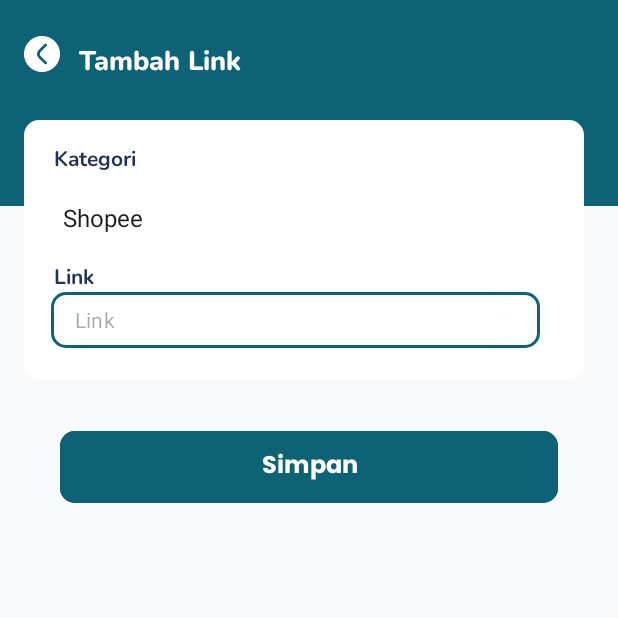
After one commit to GetHubBangkit/gethub-app, an Android app: the HomeKelolaMyGethubTambahLinkActivity screen opened directly, with no data from a screen before it, on a phone screen of 412 x 824 dp, the top half of it. The commit adds this screen. Run offline under Robolectric (Android 15) with nearby library versions, the phone set to English and light mode, and no system bars.

Commit message:
feat: HomeKelolaMyGethubTambahLinkActivity done

```diff
--- a/app/src/main/java/com/entre/gethub/ui/adapter/HomeGethubLinkAdapter.kt
+++ b/app/src/main/java/com/entre/gethub/ui/adapter/HomeGethubLinkAdapter.kt
@@ -4,11 +4,11 @@ import android.view.LayoutInflater
 import android.view.ViewGroup
 import androidx.recyclerview.widget.RecyclerView
 import com.entre.gethub.databinding.ItemHomeKelolamygethubLinkBinding
-import com.entre.gethub.ui.models.GetHubLink
+import com.entre.gethub.ui.models.GethubLink
 
 class HomeGethubLinkAdapter(
-    private var gethubLinks: List<GetHubLink>,
-    private val itemClickListener: (GetHubLink, Int) -> Unit,
+    private var gethubLinks: List<GethubLink>,
+    private val itemClickListener: (GethubLink, Int) -> Unit,
     private val deleteClickListener: (String) -> Unit
 ) : RecyclerView.Adapter<HomeGethubLinkAdapter.ViewHolder>() {
 
@@ -24,18 +24,18 @@ class HomeGethubLinkAdapter(
 
     override fun getItemCount(): Int = gethubLinks.size
 
-    fun updateGethubLinks(newLinks: List<GetHubLink>) {
+    fun updateGethubLinks(newLinks: List<GethubLink>) {
         gethubLinks = newLinks
         notifyDataSetChanged()
     }
 
     class ViewHolder(
         private val binding: ItemHomeKelolamygethubLinkBinding,
-        private val itemClickListener: (GetHubLink, Int) -> Unit,
+        private val itemClickListener: (GethubLink, Int) -> Unit,
         private val deleteClickListener: (String) -> Unit
     ) : RecyclerView.ViewHolder(binding.root) {
 
-        fun bindItem(gethublink: GetHubLink) {
+        fun bindItem(gethublink: GethubLink) {
             binding.image.setImageResource(gethublink.image)
 
             // Set up click listener for the link
--- a/app/src/main/java/com/entre/gethub/ui/home/HomeFragment.kt
+++ b/app/src/main/java/com/entre/gethub/ui/home/HomeFragment.kt
@@ -19,7 +19,7 @@ import com.entre.gethub.ui.adapter.HomeInformationHubAdapter
 import com.entre.gethub.utils.ViewModelFactory
 import com.entre.gethub.data.Result
 import com.entre.gethub.ui.home.caritalent.HomeCariTalentActivity
-import com.entre.gethub.ui.home.mygethub.HomeKelolaMyGetHubActivity
+import com.entre.gethub.ui.home.mygethub.HomeKelolaMyGethubActivity
 
 class HomeFragment : Fragment() {
 
@@ -57,7 +57,7 @@ class HomeFragment : Fragment() {
             startActivity(Intent(requireContext(), HomeCariTalentActivity::class.java))
         }
         binding.ivKelolaMyGethub.setOnClickListener {
-            startActivity(Intent(requireContext(), HomeKelolaMyGetHubActivity::class.java))
+            startActivity(Intent(requireContext(), HomeKelolaMyGethubActivity::class.java))
         }
         binding.ivCariProjectBid.setOnClickListener {
             startActivity(Intent(requireContext(), HomeCariProjectBidsActivity::class.java))
--- a/app/src/main/java/com/entre/gethub/ui/home/mygethub/HomeKelolaMyGetHubActivity.kt
+++ b/app/src/main/java/com/entre/gethub/ui/home/mygethub/HomeKelolaMyGethubActivity.kt
@@ -16,14 +16,15 @@ import com.entre.gethub.data.remote.response.products.Product
 import com.entre.gethub.databinding.ActivityHomeKelolaMyGetHubBinding
 import com.entre.gethub.ui.adapter.HomeGethubLinkAdapter
 import com.entre.gethub.ui.adapter.HomeProdukJasaAdapter
-import com.entre.gethub.ui.models.GetHubLink
+import com.entre.gethub.ui.home.mygethub.link.HomeKelolaMyGethubTambahLinkActivity
+import com.entre.gethub.ui.models.GethubLink
 import com.entre.gethub.utils.ViewModelFactory
 
-class HomeKelolaMyGetHubActivity : AppCompatActivity() {
+class HomeKelolaMyGethubActivity : AppCompatActivity() {
 
     private val binding by lazy { ActivityHomeKelolaMyGetHubBinding.inflate(layoutInflater) }
 
-    private lateinit var homeKelolaMyGetHubViewModel: HomeKelolaMyGetHubViewModel
+    private lateinit var homeKelolaMyGetHubViewModel: HomeKelolaMyGethubViewModel
 
     override fun onCreate(savedInstanceState: Bundle?) {
         super.onCreate(savedInstanceState)
@@ -41,7 +42,7 @@ class HomeKelolaMyGetHubActivity : AppCompatActivity() {
         }
 
         binding.gantithema.setOnClickListener {
-            startActivity(Intent(this, HomeKelolaMyGetHubGantiDesignActivity::class.java))
+            startActivity(Intent(this, HomeKelolaMyGethubGantiDesignActivity::class.java))
         }
 
         binding.editgethublink.setOnClickListener {
@@ -57,7 +58,7 @@ class HomeKelolaMyGetHubActivity : AppCompatActivity() {
     private fun initViewModel() {
         val factory = ViewModelFactory.getInstance(this)
         homeKelolaMyGetHubViewModel =
-            ViewModelProvider(this, factory)[HomeKelolaMyGetHubViewModel::class.java]
+            ViewModelProvider(this, factory)[HomeKelolaMyGethubViewModel::class.java]
     }
 
     private fun getProductList() {
@@ -111,7 +112,7 @@ class HomeKelolaMyGetHubActivity : AppCompatActivity() {
     private fun setupRecyclerViewHomeProdukJasa(listProdukJasa: List<Product>) {
         val adapter = HomeProdukJasaAdapter(listProdukJasa) { produkjasa, position ->
             val intent = Intent(
-                this@HomeKelolaMyGetHubActivity,
+                this@HomeKelolaMyGethubActivity,
                 HomeKelolaMyGetHubEditProdukActivity::class.java
             )
             intent.putExtra(HomeKelolaMyGetHubEditProdukActivity.EXTRA_PRODUCT_ID, produkjasa.id)
@@ -169,7 +170,7 @@ class HomeKelolaMyGetHubActivity : AppCompatActivity() {
                                 "Tiktok" -> R.drawable.kelola_tiktok
                                 else -> R.drawable.kelola_tiktok // Default image if no match
                             }
-                            GetHubLink(
+                            GethubLink(
                                 it.id ?: "",
                                 it.link ?: "",
                                 drawableRes
--- a/app/src/main/java/com/entre/gethub/ui/home/mygethub/HomeKelolaMyGetHubGantiDesignActivity.kt
+++ b/app/src/main/java/com/entre/gethub/ui/home/mygethub/HomeKelolaMyGethubGantiDesignActivity.kt
@@ -9,7 +9,7 @@ import com.entre.gethub.databinding.ActivityHomeKelolaMyGetHubGantiDesignBinding
 import com.entre.gethub.ui.adapter.LayoutDesignAdapter
 import com.entre.gethub.ui.models.LayoutDesign
 
-class HomeKelolaMyGetHubGantiDesignActivity : AppCompatActivity() {
+class HomeKelolaMyGethubGantiDesignActivity : AppCompatActivity() {
     private val binding by lazy { ActivityHomeKelolaMyGetHubGantiDesignBinding.inflate(layoutInflater) }
 
     override fun onCreate(savedInstanceState: Bundle?) {
@@ -35,7 +35,7 @@ class HomeKelolaMyGetHubGantiDesignActivity : AppCompatActivity() {
             adapter =
                 LayoutDesignAdapter(createLayoutDesignGratisList()) { layoutdesign, position ->
                     Toast.makeText(
-                        this@HomeKelolaMyGetHubGantiDesignActivity,
+                        this@HomeKelolaMyGethubGantiDesignActivity,
                         "Clicked on actor: ${layoutdesign.image}",
                         Toast.LENGTH_SHORT
                     ).show()
@@ -56,7 +56,7 @@ class HomeKelolaMyGetHubGantiDesignActivity : AppCompatActivity() {
             layoutManager = LinearLayoutManager(context, LinearLayoutManager.HORIZONTAL, false)
             adapter = LayoutDesignAdapter(createLayoutDesignBayarList()) { layoutdesign, position ->
                 Toast.makeText(
-                    this@HomeKelolaMyGetHubGantiDesignActivity,
+                    this@HomeKelolaMyGethubGantiDesignActivity,
                     "Clicked on actor: ${layoutdesign.image}",
                     Toast.LENGTH_SHORT
                 ).show()
--- a/app/src/main/java/com/entre/gethub/ui/home/mygethub/HomeKelolaMyGetHubViewModel.kt
+++ b/app/src/main/java/com/entre/gethub/ui/home/mygethub/HomeKelolaMyGethubViewModel.kt
@@ -15,7 +15,7 @@ import com.google.gson.Gson
 import kotlinx.coroutines.launch
 import retrofit2.HttpException
 
-class HomeKelolaMyGetHubViewModel(private val productRepository: ProductRepository, private val linkRepository: LinkRepository) : ViewModel() {
+class HomeKelolaMyGethubViewModel(private val productRepository: ProductRepository, private val linkRepository: LinkRepository) : ViewModel() {
     private val getProductListResult = MediatorLiveData<Result<ProductListResponse>>()
     private val deleteProductResult = MediatorLiveData<Result<ApiResponse>>()
 
--- /dev/null
+++ b/app/src/main/java/com/entre/gethub/ui/home/mygethub/link/HomeKelolaMyGethubTambahLinkActivity.kt
@@ -0,0 +1,48 @@
+package com.entre.gethub.ui.home.mygethub.link
+
+import android.content.Intent
+import android.os.Bundle
+import android.widget.ArrayAdapter
+import androidx.activity.enableEdgeToEdge
+import androidx.activity.viewModels
+import androidx.appcompat.app.AppCompatActivity
+import androidx.core.view.ViewCompat
+import androidx.core.view.WindowInsetsCompat
+import com.entre.gethub.R
+import com.entre.gethub.databinding.ActivityHomeKelolaMyGethubTambahLinkBinding
+import com.entre.gethub.ui.home.HomeViewModel
+import com.entre.gethub.ui.home.mygethub.HomeKelolaMyGethubActivity
+import com.entre.gethub.ui.home.mygethub.HomeKelolaMyGethubViewModel
+import com.entre.gethub.utils.ViewModelFactory
+
+class HomeKelolaMyGethubTambahLinkActivity : AppCompatActivity() {
+
+    private val binding by lazy { ActivityHomeKelolaMyGethubTambahLinkBinding.inflate(layoutInflater) }
+    private val homeKelolaMyGethubViewModel: HomeKelolaMyGethubViewModel by viewModels {
+        ViewModelFactory.getInstance(
+            this
+        )
+    }
+
+    override fun onCreate(savedInstanceState: Bundle?) {
+        super.onCreate(savedInstanceState)
+        setContentView(binding.root)
+
+        val categories = listOf("Shopee", "Tiktok")
+        val adapter = ArrayAdapter(this, android.R.layout.simple_spinner_item, categories)
+        adapter.setDropDownViewResource(android.R.layout.simple_spinner_dropdown_item)
+        binding.spinnerKategori.adapter = adapter
+
+        binding.iconBack.setOnClickListener {
+            finish()
+        }
+
+        binding.btnSimpan.setOnClickListener {
+            val category = binding.spinnerKategori.selectedItem.toString()
+            val link = binding.etLink.text.toString()
+            homeKelolaMyGethubViewModel.addLink(category, link)
+            finish()
+        }
+    }
+
+}
--- a/app/src/main/java/com/entre/gethub/ui/models/GetHubLink.kt
+++ b/app/src/main/java/com/entre/gethub/ui/models/GethubLink.kt
@@ -1,6 +1,6 @@
 package com.entre.gethub.ui.models
 
-data class GetHubLink(
+data class GethubLink(
     val id: String,
     val link: String,
     val image: Int
--- a/app/src/main/java/com/entre/gethub/utils/ViewModelFactory.kt
+++ b/app/src/main/java/com/entre/gethub/utils/ViewModelFactory.kt
@@ -17,7 +17,7 @@ import com.entre.gethub.ui.auth.RegisterViewModel
 import com.entre.gethub.ui.completeprofile.CompleteProfileViewModel
 import com.entre.gethub.ui.gethub.GethubViewModel
 import com.entre.gethub.ui.home.HomeViewModel
-import com.entre.gethub.ui.home.mygethub.HomeKelolaMyGetHubViewModel
+import com.entre.gethub.ui.home.mygethub.HomeKelolaMyGethubViewModel
 import com.entre.gethub.ui.splash.SplashViewModel
 
 class ViewModelFactory private constructor(
@@ -38,7 +38,7 @@ class ViewModelFactory private constructor(
             CompleteProfileViewModel::class.java -> CompleteProfileViewModel(profileRepository) as T
             AkunViewModel::class.java -> AkunViewModel(profileRepository, userPreferences) as T
             GethubViewModel::class.java -> GethubViewModel(gethubRepository, sponsorRepository, userPreferences) as T
-            HomeKelolaMyGetHubViewModel::class.java -> HomeKelolaMyGetHubViewModel(productRepository) as T
+            HomeKelolaMyGethubViewModel::class.java -> HomeKelolaMyGethubViewModel(productRepository) as T
             else -> throw IllegalArgumentException("Unknown ViewModel class: ${modelClass.name}")
         }
     }
--- /dev/null
+++ b/app/src/main/res/layout/activity_home_kelola_my_gethub_tambah_link.xml
@@ -0,0 +1,173 @@
+<?xml version="1.0" encoding="utf-8"?>
+<androidx.constraintlayout.widget.ConstraintLayout xmlns:android="http://schemas.android.com/apk/res/android"
+    xmlns:app="http://schemas.android.com/apk/res-auto"
+    xmlns:tools="http://schemas.android.com/tools"
+    android:layout_width="match_parent"
+    android:layout_height="match_parent"
+    android:background="@color/background"
+    android:fillViewport="true">
+
+    <ImageView
+        android:id="@+id/frame"
+        android:layout_width="0dp"
+        android:layout_height="0dp"
+        android:src="@drawable/rectangle"
+        app:layout_constraintDimensionRatio="H,3:1"
+        app:layout_constraintEnd_toEndOf="parent"
+        app:layout_constraintHorizontal_bias="0.0"
+        app:layout_constraintStart_toStartOf="parent"
+        app:layout_constraintTop_toTopOf="parent" />
+
+    <TextView
+        android:id="@+id/textgethub"
+        android:layout_width="wrap_content"
+        android:layout_height="wrap_content"
+        android:fontFamily="@font/poppins_bold"
+        android:text="Tambah Link"
+        android:textColor="@android:color/white"
+        android:textSize="18sp"
+        app:fontFamily="@font/nunito_extrabold"
+        app:layout_constraintBottom_toBottomOf="parent"
+        app:layout_constraintEnd_toEndOf="parent"
+        app:layout_constraintHorizontal_bias="0.048"
+        app:layout_constraintStart_toEndOf="@+id/icon_back"
+        app:layout_constraintTop_toTopOf="@+id/frame"
+        app:layout_constraintVertical_bias="0.034" />
+
+    <ImageView
+        android:id="@+id/icon_back"
+        android:layout_width="24dp"
+        android:layout_height="24dp"
+        android:layout_marginTop="24dp"
+        android:src="@drawable/icon_back"
+        app:layout_constraintEnd_toEndOf="parent"
+        app:layout_constraintHorizontal_bias="0.041"
+        app:layout_constraintStart_toStartOf="parent"
+        app:layout_constraintTop_toTopOf="parent" />
+
+    <ImageView
+        android:id="@+id/framecaritalent"
+        android:layout_width="373dp"
+        android:layout_height="173dp"
+        android:layout_marginTop="80dp"
+        android:src="@drawable/frame1"
+
+        app:layout_constraintEnd_toEndOf="parent"
+        app:layout_constraintHorizontal_bias="0.421"
+        app:layout_constraintStart_toStartOf="parent"
+        app:layout_constraintTop_toTopOf="parent" />
+
+
+    <TextView
+        android:id="@+id/tvKategori"
+        android:layout_width="wrap_content"
+        android:layout_height="wrap_content"
+        android:layout_marginStart="20dp"
+        android:layout_marginTop="15dp"
+        android:fontFamily="@font/nunito_bold"
+        android:text="Kategori"
+        android:textColor="@color/darkBlue"
+        app:layout_constraintStart_toStartOf="@+id/framecaritalent"
+        app:layout_constraintTop_toTopOf="@+id/framecaritalent" />
+
+    <!--    <com.google.android.material.textfield.TextInputLayout-->
+    <!--        android:id="@+id/kategoriTextField"-->
+    <!--        style="@style/AuthTextInputLayoutComplete"-->
+    <!--        android:layout_width="326dp"-->
+    <!--        android:layout_height="37dp"-->
+    <!--        android:layout_marginHorizontal="40dp"-->
+    <!--        android:layout_marginTop="5dp"-->
+    <!--        android:minHeight="47dp"-->
+    <!--        app:layout_constraintEnd_toEndOf="@+id/framecaritalent"-->
+    <!--        app:layout_constraintHorizontal_bias="0.681"-->
+    <!--        app:layout_constraintStart_toStartOf="@+id/framecaritalent"-->
+    <!--        app:layout_constraintTop_toBottomOf="@+id/tvKategori"-->
+    <!--        app:startIconTint="@color/teal">-->
+
+    <!--        <com.google.android.material.textfield.TextInputEditText-->
+    <!--            android:id="@+id/etCategory"-->
+    <!--            android:layout_width="326dp"-->
+    <!--            android:layout_height="37dp"-->
+    <!--            android:layout_marginStart="0dp"-->
+    <!--            android:layout_marginTop="0dp"-->
+    <!--            android:hint="Nama"-->
+    <!--            android:paddingTop="1dp"-->
+    <!--            android:paddingBottom="1dp"-->
+    <!--            android:textSize="14sp" />-->
+    <!--    </com.google.android.material.textfield.TextInputLayout>-->
+
+    <com.google.android.material.textfield.TextInputLayout
+        android:id="@+id/kategoriTextField"
+        style="@style/AuthTextInputLayoutComplete"
+        android:layout_width="326dp"
+        android:layout_height="37dp"
+        android:layout_marginHorizontal="40dp"
+        android:layout_marginTop="5dp"
+        android:minHeight="47dp"
+        app:layout_constraintEnd_toEndOf="@+id/framecaritalent"
+        app:layout_constraintHorizontal_bias="0.681"
+        app:layout_constraintStart_toStartOf="@+id/framecaritalent"
+        app:layout_constraintTop_toBottomOf="@+id/tvKategori"
+        app:startIconTint="@color/teal">
+
+        <Spinner
+            android:id="@+id/spinnerKategori"
+            style="@style/AuthTextInputLayoutComplete"
+            android:layout_width="326dp"
+            android:layout_height="37dp"
+            android:layout_marginStart="0dp"
+            android:layout_marginTop="5dp"
+            android:hint="Pilih Kategori"
+            android:paddingTop="1dp"
+            android:paddingBottom="1dp"
+            android:textSize="14sp" />
+    </com.google.android.material.textfield.TextInputLayout>
+
+    <TextView
+        android:id="@+id/tvLink"
+        android:layout_width="wrap_content"
+        android:layout_height="wrap_content"
+        android:layout_marginStart="20dp"
+        android:layout_marginTop="15dp"
+        android:fontFamily="@font/nunito_bold"
+        android:text="Link"
+        android:textColor="@color/darkBlue"
+        app:layout_constraintStart_toStartOf="@+id/framecaritalent"
+        app:layout_constraintTop_toBottomOf="@+id/kategoriTextField" />
+
+    <com.google.android.material.textfield.TextInputLayout
+        android:id="@+id/linkTextField"
+        style="@style/AuthTextInputLayoutComplete"
+        android:layout_width="326dp"
+        android:layout_height="37dp"
+        android:layout_marginHorizontal="40dp"
+        android:minHeight="47dp"
+        app:layout_constraintEnd_toEndOf="@+id/framecaritalent"
+        app:layout_constraintHorizontal_bias="0.681"
+        app:layout_constraintStart_toStartOf="@+id/framecaritalent"
+        app:layout_constraintTop_toBottomOf="@+id/tvLink"
+        app:startIconTint="@color/teal">
+
+        <com.google.android.material.textfield.TextInputEditText
+            android:id="@+id/etLink"
+            android:layout_width="326dp"
+            android:layout_height="37dp"
+            android:layout_marginStart="0dp"
+            android:layout_marginTop="5dp"
+            android:hint="Link"
+            android:paddingTop="1dp"
+            android:paddingBottom="1dp"
+            android:textSize="14sp" />
+    </com.google.android.material.textfield.TextInputLayout>
+
+    <Button
+        android:id="@+id/btnSimpan"
+        style="@style/CustomButton"
+        android:layout_width="match_parent"
+        android:layout_height="wrap_content"
+        android:layout_marginHorizontal="40dp"
+        android:layout_marginTop="30dp"
+        android:text="Simpan"
+        app:layout_constraintTop_toBottomOf="@+id/framecaritalent"
+        tools:layout_editor_absoluteX="40dp" />
+</androidx.constraintlayout.widget.ConstraintLayout>
```
Also changed, not shown: app/src/main/AndroidManifest.xml (+5 -2 lines).
